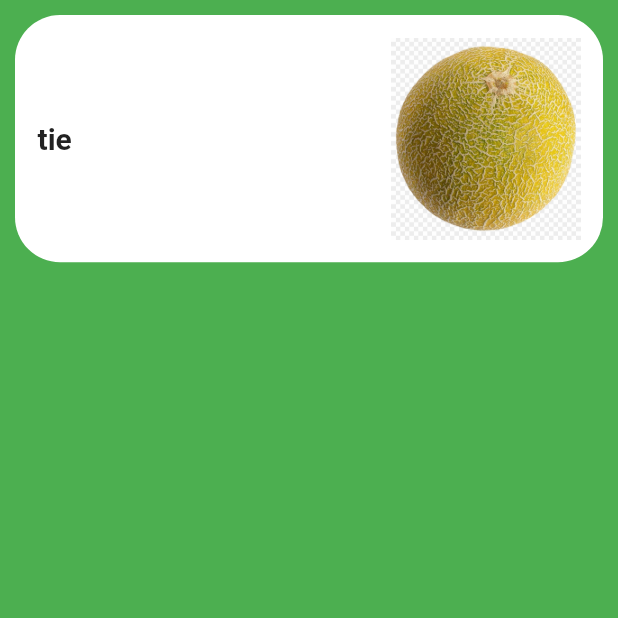
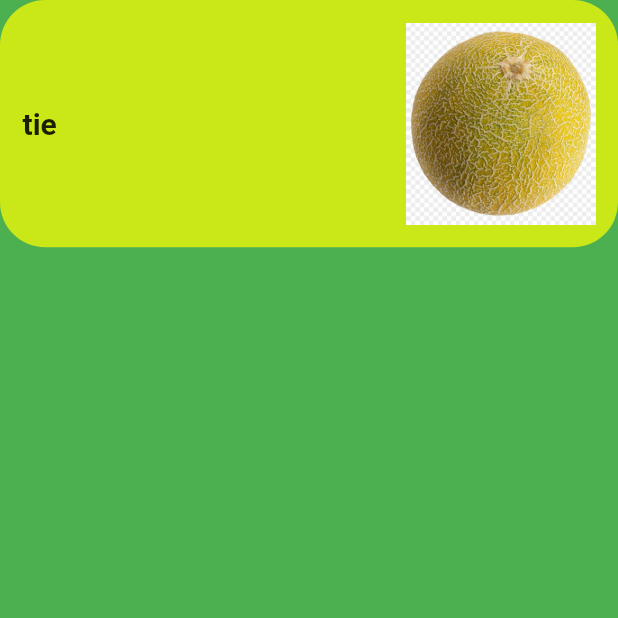
Before and after one commit to Fred0399/agrorammers, a Flutter app: the screen it shows after launch, on a phone screen of 412 x 824 dp, the top half of it. Run offline on Flutter 3.47's test engine with Material 2 defaults, Android fonts, the phone set to English and light mode, and no system bars; our stand-ins replace google_sign_in, rxdart.

Commit message:
nothing yet

```diff
--- a/lib/catalog_item.dart
+++ b/lib/catalog_item.dart
@@ -8,14 +8,19 @@ class CatalogItem extends StatelessWidget {
 
   @override
   Widget build(BuildContext context) {
-    return Container(
-      margin: EdgeInsets.all(10),
+    return InkWell(
+      onTap: () {},
+      splashColor: Colors.red,
+      borderRadius: BorderRadius.all(
+        Radius.circular(30),
+      ),
+      child: Container(
         width: double.infinity,
         decoration: BoxDecoration(
           borderRadius: BorderRadius.all(
             Radius.circular(30),
           ),
-        color: Colors.white,
+          color: Colors.yellowAccent.withOpacity(0.7),
         ),
         height: MediaQuery.of(context).size.height * 0.2,
         child: Padding(
@@ -39,6 +44,7 @@ class CatalogItem extends StatelessWidget {
             ],
           ),
         ),
+      ),
     );
   }
 }
```
Lines whose indentation alone changed are shown as unchanged.
